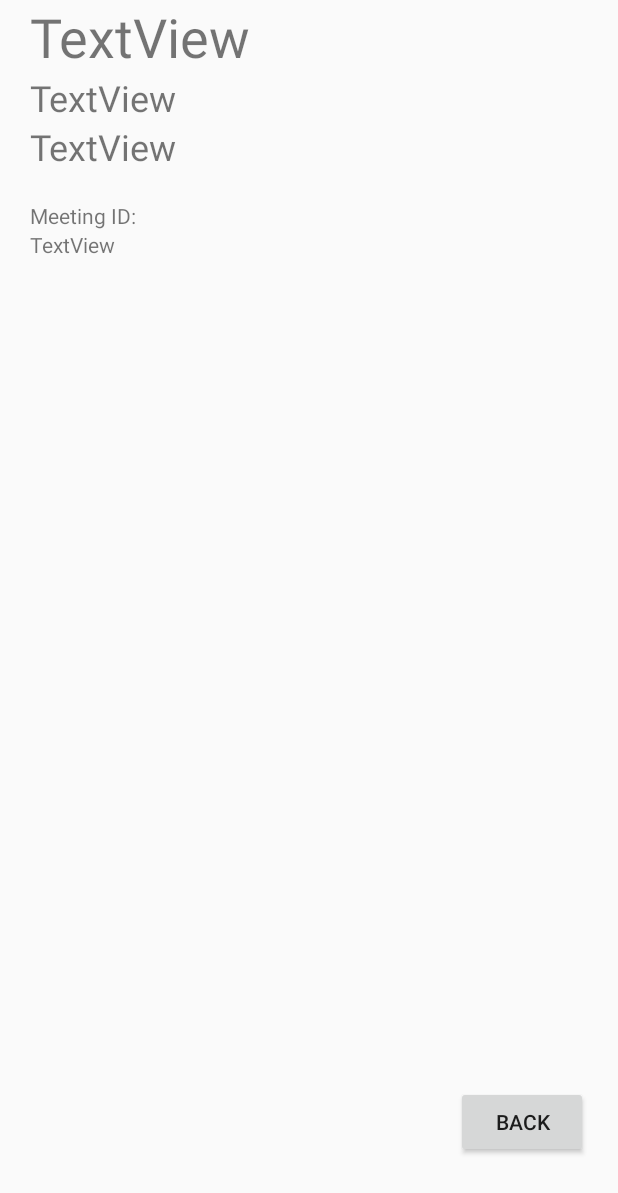
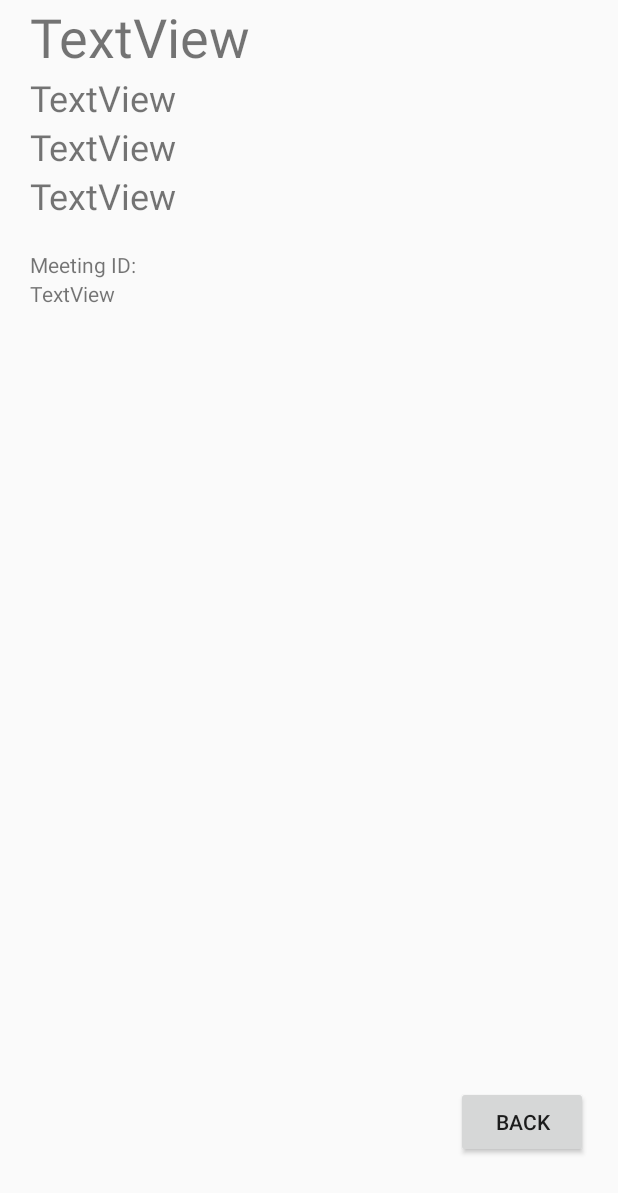
Before and after one commit to Ackermanm/App-Meeting, an Android app: the layout activity_detail.xml on its own in the app's theme, with its tools: preview values and no code run, on a phone screen of 412 x 824 dp. Shown: the top 1193 px of the screen. Run offline under Robolectric (Android 15) with nearby library versions, the phone set to English and light mode, and no system bars.

Commit message:
fix error

```diff
--- a/app/src/main/java/com/example/voteapp/DetailActivity.java
+++ b/app/src/main/java/com/example/voteapp/DetailActivity.java
@@ -20,6 +20,7 @@ public class DetailActivity extends AppCompatActivity {
     LinearLayout linearLayout;
     TextView title;
     TextView location;
+    TextView duration;
     TextView deadline;
     User user;
 
@@ -31,6 +32,7 @@ public class DetailActivity extends AppCompatActivity {
         linearLayout = findViewById(R.id.linearForDetail);
         title = findViewById(R.id.textTitle);
         location = findViewById(R.id.textLocation);
+        duration = findViewById(R.id.textDuration);
         deadline = findViewById(R.id.textDeadline);
         TextView meetingID = findViewById(R.id.textMeetingID);
         Intent intent = getIntent();
@@ -63,6 +65,8 @@ public class DetailActivity extends AppCompatActivity {
         title.setText(meeting.title);
         String l = "Location: " + meeting.location;
         location.setText(l);
+        String dura = "Duration: " + meeting.duration;
+        duration.setText(dura);
         String dl = "Deadline: " + meeting.deadline;
         deadline.setText(dl);
 
--- a/app/src/main/res/layout/activity_detail.xml
+++ b/app/src/main/res/layout/activity_detail.xml
@@ -25,6 +25,13 @@
 
         <TextView
             android:id="@+id/textLocation"
+            android:layout_width="match_parent"
+            android:layout_height="wrap_content"
+            android:text="TextView"
+            android:textSize="24sp" />
+
+        <TextView
+            android:id="@+id/textDuration"
             android:layout_width="match_parent"
             android:layout_height="wrap_content"
             android:text="TextView"
```
